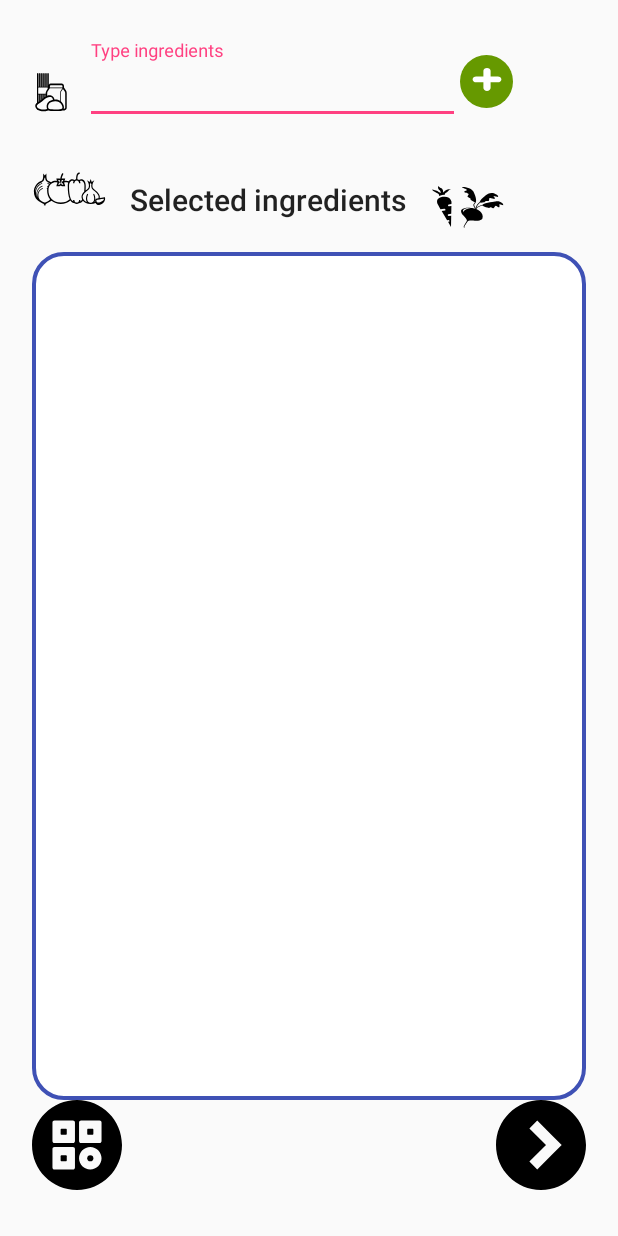
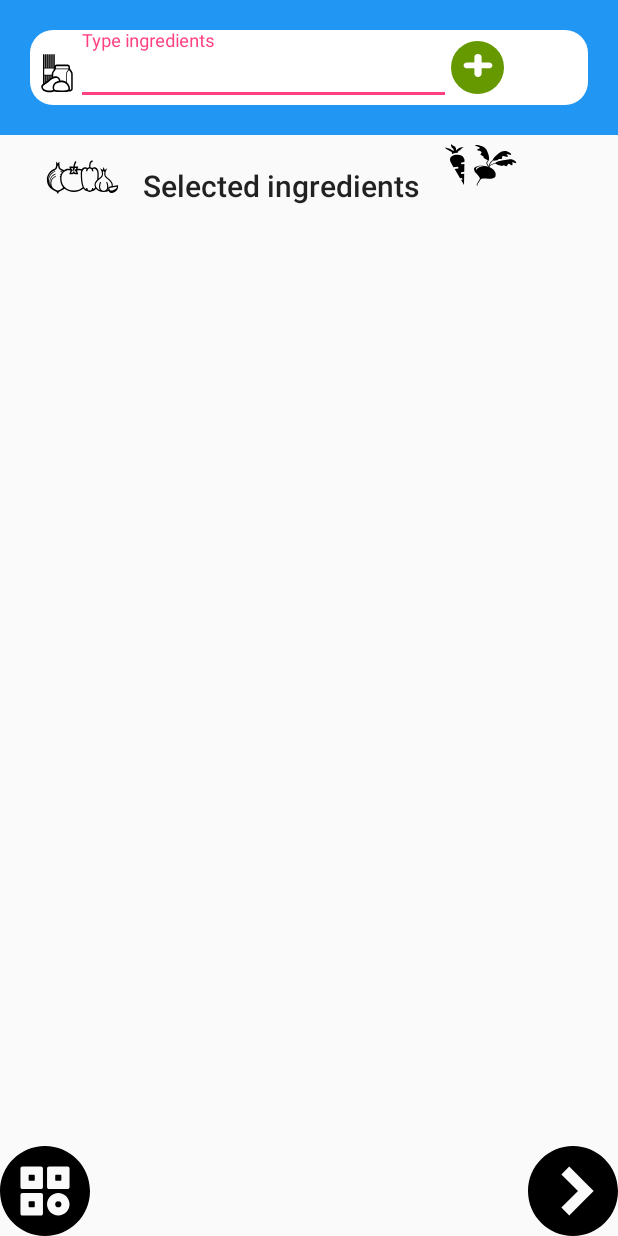
Before and after one commit to michellymenezes/easy-meal, an Android app: the fragment SelectIngredientsFragment shown on its own in the app's theme, on a phone screen of 412 x 824 dp. Run offline under Robolectric (Android 15) with nearby library versions, the phone set to English and light mode, and no system bars.

Commit message:
Mudando o esquema de cores

```diff
--- /dev/null
+++ b/app/src/main/res/drawable/rounded_bg_text_input.xml
@@ -0,0 +1,6 @@
+<?xml version="1.0" encoding="utf-8"?>
+<shape xmlns:android="http://schemas.android.com/apk/res/android"
+    android:shape="rectangle" android:padding="10dp">
+    <solid android:color="@android:color/white"/>
+    <corners android:radius="15dp"/>
+</shape>
--- a/app/src/main/res/layout/fragment_select_ingredient.xml
+++ b/app/src/main/res/layout/fragment_select_ingredient.xml
@@ -2,24 +2,25 @@
 <LinearLayout xmlns:android="http://schemas.android.com/apk/res/android"
     android:orientation="vertical" android:layout_width="match_parent"
     android:layout_height="match_parent"
-    android:layout_margin="5dp"
-    android:weightSum="1"
-    android:paddingBottom="@dimen/activity_vertical_margin"
-    android:paddingLeft="@dimen/activity_horizontal_margin"
-    android:paddingRight="@dimen/activity_horizontal_margin"
-    android:paddingTop="@dimen/activity_vertical_margin">
+    >
 
     <RelativeLayout
         android:layout_width="match_parent"
-        android:layout_height="wrap_content"
-        android:layout_marginTop="5dp"
-        android:id="@+id/ingredient_layout">
+        android:layout_height="90dp"
+        android:gravity="center_vertical"
+        android:background="@color/colorPrimary"
+        android:id="@+id/ingredient_layout"
+        android:padding="20dp"
+        >
 
 
 
         <LinearLayout
             android:orientation="horizontal"
             android:layout_width="match_parent"
+            android:background="@drawable/rounded_bg_text_input"
+            android:gravity="center_vertical"
+            android:paddingLeft="5dp"
             android:layout_height="wrap_content"
             android:id="@+id/auto_complete_ingredient_container">
 
@@ -27,7 +28,6 @@
                 android:layout_width="wrap_content"
                 android:layout_height="wrap_content"
                 android:layout_gravity="bottom"
-                android:paddingRight="10dp"
                 android:src="@drawable/ic_ingredients" />
 
             <android.support.design.widget.TextInputLayout
@@ -41,7 +41,6 @@
                     android:layout_height="wrap_content"
                     android:hint="Type ingredients"
                     android:layout_alignParentLeft="true"
-                    android:ems="15"
                     android:text=""
                     android:inputType="textCapWords" />
 
@@ -78,48 +77,54 @@
 
     </RelativeLayout>
 
-
-
-
-
-    <LinearLayout
+    <RelativeLayout
         android:id="@+id/select_ingredients_divider"
-        android:orientation="horizontal"
         android:layout_width="match_parent"
+        android:layout_marginLeft="30dp"
         android:layout_height="wrap_content"
         android:gravity="center_vertical"
-        android:paddingTop="15dp">
-
+        >
             <ImageView
+                android:id="@+id/ingredient_ic"
                 android:layout_width="wrap_content"
                 android:layout_height="wrap_content"
                 android:gravity="bottom"
                 android:paddingRight="15dp"
-                android:src="@drawable/ic_ings2" />
+                android:src="@drawable/ic_ings2"
+                />
 
             <TextView
+                android:id="@+id/type_ingredientes"
                 android:layout_width="wrap_content"
                 android:layout_height="wrap_content"
                 android:gravity="bottom"
+                android:layout_marginTop="20dp"
                 android:text="@string/selected_ingredients"
-                style="@style/TextAppearance.AppCompat.Title"/>
+                style="@style/TextAppearance.AppCompat.Title"
+                android:layout_toRightOf="@+id/ingredient_ic"/>
 
         <ImageView
             android:layout_width="wrap_content"
             android:layout_height="wrap_content"
             android:layout_gravity="bottom"
             android:paddingLeft="15dp"
-            android:src="@drawable/ic_ing1" />
-    </LinearLayout>
+            android:src="@drawable/ic_ing1"
+            android:layout_toRightOf="@+id/type_ingredientes"/>
+
+            />
+    </RelativeLayout>
+
 
     <ScrollView
+        android:id="@+id/scrollView_id"
         android:layout_width="match_parent"
-        android:paddingTop="15dp"
-        android:background="@drawable/rounded_background"
+        android:layout_marginLeft="20dp"
+        android:layout_marginRight="20dp"
+        android:paddingBottom="15dp"
         android:layout_height="284dp"
         android:layout_weight="0.97">
         <LinearLayout
-            android:layout_width="wrap_content"
+            android:layout_width="match_parent"
             android:layout_height="wrap_content">
             <android.support.v7.widget.RecyclerView
                 android:layout_width="match_parent"
@@ -135,14 +140,14 @@
         android:layout_height="wrap_content"
         android:layout_centerVertical="true"
         android:gravity="bottom">
-    <ImageButton
+        <ImageButton
             android:layout_width="wrap_content"
             android:layout_height="wrap_content"
             android:id="@+id/back_menu_btn"
             android:background="@drawable/ic_menu"
             android:layout_alignParentRight="false"
             android:onClick="onBackMenuPressed"/>
-    <ImageButton
+        <ImageButton
             android:layout_width="wrap_content"
             android:layout_height="wrap_content"
             android:id="@+id/next"
@@ -150,4 +155,6 @@
             android:layout_alignParentRight="true"
             android:onClick="onNextPressed"/>
     </RelativeLayout>
+
+
 </LinearLayout>
--- a/app/src/main/res/values/colors.xml
+++ b/app/src/main/res/values/colors.xml
@@ -1,7 +1,7 @@
 <?xml version="1.0" encoding="utf-8"?>
 <resources>
-    <color name="colorPrimary">#3F51B5</color>
-    <color name="colorPrimaryDark">#303F9F</color>
+    <color name="colorPrimary">#2196F3</color>
+    <color name="colorPrimaryDark">#1E88E5</color>
     <color name="colorAccent">#FF4081</color>
 
     <color name="chip_text">#DD000000</color>
```
